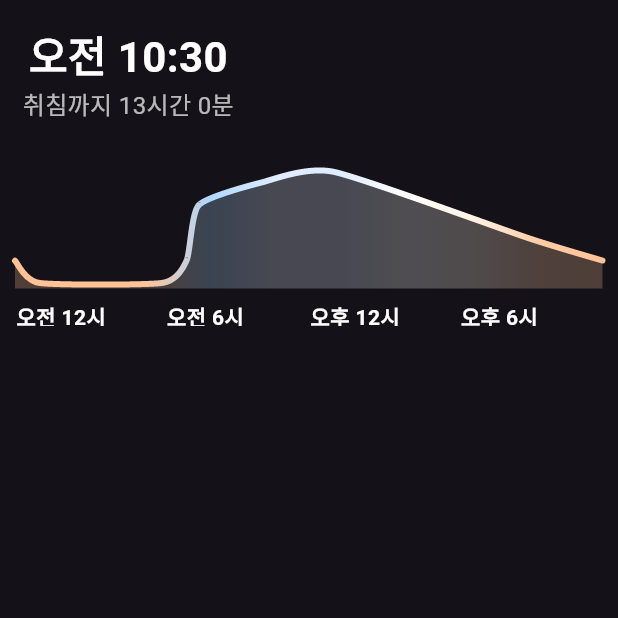
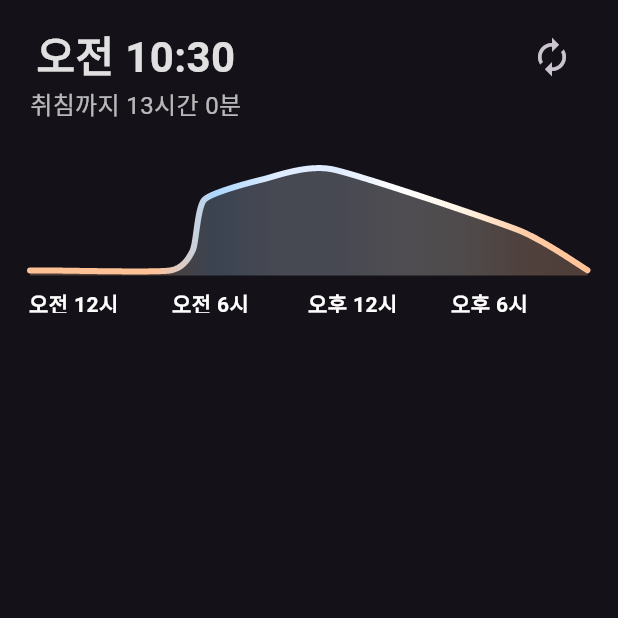
Before and after one commit to Jayden1Joe/hy_space, a Flutter app: the screen it shows after launch, on a phone screen of 412 x 824 dp, the top half of it. Run offline on Flutter 3.47's test engine with Material 3 defaults, Android fonts, the phone set to English and light mode, and no system bars; drawn by our look-alikes of fl_chart.

Commit message:
Feature(graph mode change)

```diff
--- a/lib/graph.dart
+++ b/lib/graph.dart
@@ -10,6 +10,14 @@ class LineChartSample2 extends StatefulWidget {
 }
 
 class _LineChartSample2State extends State<LineChartSample2> {
+  //기본 로직 취침시 2000K 0% 키면 30% 취침 3시간전 4000K 50%
+  //기상 1시간전 2000K 밝기 20% 30분전 6000K 밝기 50% 기상시 8000K 밝기 70%
+  //기상과 취침시간을 편집해서 자동으로 밝기, 색온도 그래프가 그려지게 하기.
+  //요일별로 다르게하기
+  //0부터 1439까지 정확하게 모든 부분을 그래프로 찍기 -> 성능하락시 직접 그래프 코딩 및 곡선 보간로직
+  //색온도 2000K-8000K까지 미리 지정해놓고 그 사이는 자연스럽게 gradiant되게 로직짜기
+  //일단 고민할 부분은 어떻게 컨트롤러에 넘겨줄 것인가
+
   List<Color> gradientColors = [
     Color.fromARGB(255, 255, 194, 151),
     Color.fromARGB(255, 255, 194, 151),
@@ -26,6 +34,7 @@ class _LineChartSample2State extends State<LineChartSample2> {
   int? selectedY;
   double? chartWidth;
   Offset? selectedPosition;
+  bool isBrightnessMode = true;
 
   TimeOfDay wakeUpTime = TimeOfDay(hour: 7, minute: 30); // 예: 7:30 AM
   TimeOfDay sleepTime = TimeOfDay(hour: 23, minute: 30); // 예: 11:00 PM
@@ -96,29 +105,57 @@ class _LineChartSample2State extends State<LineChartSample2> {
     return LayoutBuilder(
       builder: (context, constraints) {
         chartWidth = constraints.maxWidth;
-        return Stack(
+        return Padding(
+          padding: const EdgeInsets.symmetric(horizontal: 20),
+          child: Stack(
             children: <Widget>[
               Padding(
-              padding: const EdgeInsets.only(top: 80), //글자와 그래프 사이 간격
+                padding: const EdgeInsets.only(top: 96), //글자와 그래프 사이 간격
                 child: AspectRatio(
-                aspectRatio: 3,
-                child: Padding(
-                  padding: const EdgeInsets.only(
-                    right: 10,
-                    left: 10,
-                    top: 16,
-                    bottom: 0,
+                  aspectRatio: 3.3,
+                  child: Stack(
+                    children: [
+                      LineChart(mainData()),
+                      if (!isBrightnessMode)
+                        Positioned(
+                          child: SizedBox(
+                            height: 48,
+                            child: Row(
+                              children: List.generate(10, (index) {
+                                final t = index / 9;
+                                final color = Color.lerp(
+                                  const Color(0xFFFFCC99), // 2000K-ish
+                                  const Color(0xFFBFE0FF), // 8000K-ish
+                                  t,
+                                )!;
+                                final height = 20.0;
+                                return Expanded(
+                                  child: Align(
+                                    alignment: Alignment.bottomCenter,
+                                    child: Container(
+                                      width: 35,
+                                      height: height,
+                                      decoration: BoxDecoration(
+                                        borderRadius: BorderRadius.circular(4),
+                                        color: color,
                                       ),
-                  child: Container(child: LineChart(mainData())),
+                                    ),
+                                  ),
+                                );
+                              }),
+                            ),
+                          ),
+                        ),
+                    ],
                   ),
                 ),
               ),
               (selectedX != null && selectedPosition != null)
                   ? Positioned(
                       top: 16,
-                    left: (selectedPosition!.dx - 60).clamp(
-                      15,
-                      chartWidth! - 150,
+                      left: (selectedPosition!.dx - 70).clamp(
+                        0,
+                        chartWidth! - 180,
                       ),
                       child: Column(
                         children: [
@@ -127,23 +164,28 @@ class _LineChartSample2State extends State<LineChartSample2> {
                             style: const TextStyle(
                               fontSize: 28,
                               fontWeight: FontWeight.bold,
-                            color: Colors.white,
+                              color: Color.fromARGB(222, 255, 255, 255),
                             ),
                           ),
                           Text(
                             remainingTimeText,
-                          style: TextStyle(fontSize: 15, color: Colors.white70),
+                            style: TextStyle(
+                              fontSize: 15,
+                              color: Colors.white70,
+                            ),
                           ),
                           Text(
-                          '밝기 $selectedY',
-                          style: TextStyle(fontSize: 15, color: Colors.white70),
+                            '밝기 $selectedY%',
+                            style: TextStyle(
+                              fontSize: 15,
+                              color: Colors.white70,
+                            ),
                           ),
                         ],
                       ),
                     )
                   : Positioned(
                       top: 16,
-                    left: 15,
                       child: Column(
                         children: [
                           Text(
@@ -151,17 +193,35 @@ class _LineChartSample2State extends State<LineChartSample2> {
                             style: const TextStyle(
                               fontSize: 28,
                               fontWeight: FontWeight.bold,
-                            color: Colors.white,
+                              color: Color.fromARGB(222, 255, 255, 255),
                             ),
                           ),
                           Text(
                             remainingTimeText,
-                          style: TextStyle(fontSize: 16, color: Colors.white70),
+                            style: TextStyle(
+                              fontSize: 16,
+                              color: Colors.white70,
+                            ),
                           ),
                         ],
                       ),
                     ),
+              if (selectedX == null && selectedPosition == null)
+                Positioned(
+                  right: 0,
+                  top: 14,
+                  child: IconButton(
+                    onPressed: () {
+                      setState(() {
+                        isBrightnessMode = !isBrightnessMode;
+                      });
+                    },
+                    icon: Icon(Icons.autorenew),
+                    iconSize: 28,
+                  ),
+                ),
             ],
+          ),
         );
       },
     );
@@ -177,22 +237,33 @@ class _LineChartSample2State extends State<LineChartSample2> {
     switch (value.toInt()) {
       case 2:
         text = const Text('오전 12시 ', style: style);
-        break;
       case 8:
         text = const Text('오전 6시  ', style: style);
-        break;
       case 14:
         text = const Text('오후 12시 ', style: style);
-        break;
       case 20:
         text = const Text('오후 6시  ', style: style);
-        break;
       default:
         text = const Text('');
-        break;
     }
 
     return SideTitleWidget(meta: meta, child: text);
+  }
+
+  titleWidgets() {
+    return FlTitlesData(
+      bottomTitles: AxisTitles(
+        sideTitles: SideTitles(
+          showTitles: true,
+          reservedSize: 25,
+          interval: 1,
+          getTitlesWidget: bottomTitleWidgets,
+        ),
+      ),
+      topTitles: const AxisTitles(sideTitles: SideTitles(showTitles: false)),
+      leftTitles: const AxisTitles(sideTitles: SideTitles(showTitles: false)),
+      rightTitles: const AxisTitles(sideTitles: SideTitles(showTitles: false)),
+    );
   }
 
   LineChartData mainData() {
@@ -249,22 +320,7 @@ class _LineChartSample2State extends State<LineChartSample2> {
         },
       ),
       gridData: FlGridData(show: false),
-      titlesData: FlTitlesData(
-        show: true,
-        bottomTitles: AxisTitles(
-          sideTitles: SideTitles(
-            showTitles: true,
-            reservedSize: 25,
-            interval: 1,
-            getTitlesWidget: bottomTitleWidgets,
-          ),
-        ),
-        topTitles: const AxisTitles(sideTitles: SideTitles(showTitles: false)),
-        leftTitles: const AxisTitles(sideTitles: SideTitles(showTitles: false)),
-        rightTitles: const AxisTitles(
-          sideTitles: SideTitles(showTitles: false),
-        ),
-      ),
+      titlesData: titleWidgets(),
       borderData: FlBorderData(
         show: false,
         border: Border.all(color: const Color(0xff37434d)),
@@ -273,11 +329,10 @@ class _LineChartSample2State extends State<LineChartSample2> {
       maxX: 24,
       minY: 0,
       maxY: 13,
-      lineBarsData: [
+      lineBarsData: isBrightnessMode == true
+          ? [
               LineChartBarData(
                 spots: smoothSpots,
-          isCurved: true,
-          curveSmoothness: 0.2,
                 gradient: LinearGradient(colors: gradientColors),
                 barWidth: 4,
                 isStrokeCapRound: true,
@@ -291,7 +346,8 @@ class _LineChartSample2State extends State<LineChartSample2> {
                   ),
                 ),
               ),
-      ],
+            ]
+          : [],
     );
   }
 }
@@ -387,7 +443,7 @@ extension GradientUtils on LinearGradient {
 }
 
 List<FlSpot> keySpots = [
-  FlSpot(0, 2),
+  FlSpot(0, 0),
   FlSpot(1, 0),
   FlSpot(6, 0),
   FlSpot(7, 2),
@@ -395,7 +451,7 @@ List<FlSpot> keySpots = [
   FlSpot(10, 9),
   FlSpot(13, 10),
   FlSpot(21, 4),
-  FlSpot(24, 2),
+  FlSpot(24, 0),
 ];
 
 List<FlSpot> smoothSpots = catmullRomInterpolateWithTension(keySpots);
```
Lines whose indentation alone changed are shown as unchanged.
